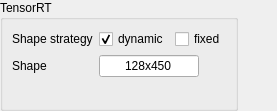
The window that ui/designer/ui_tensorrt_widget.ui (herlegon/hconvert) describes before a commit, drawn with Qt 5.
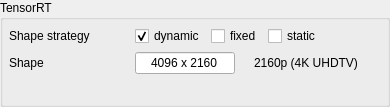
The same window after the commit.

Patch:
```diff
--- a/ui/designer/ui_tensorrt_widget.ui
+++ b/ui/designer/ui_tensorrt_widget.ui
@@ -6,8 +6,8 @@
    <rect>
     <x>0</x>
     <y>0</y>
-    <width>277</width>
-    <height>111</height>
+    <width>390</width>
+    <height>107</height>
    </rect>
   </property>
   <property name="windowTitle">
@@ -31,20 +31,32 @@
    </property>
    <item>
     <widget class="QGroupBox" name="groupbox_tensorrt_model">
-     <property name="sizePolicy">
-      <sizepolicy hsizetype="Maximum" vsizetype="Preferred">
-       <horstretch>0</horstretch>
-       <verstretch>0</verstretch>
-      </sizepolicy>
-     </property>
      <property name="title">
       <string>TensorRT</string>
      </property>
      <layout class="QVBoxLayout" name="verticalLayout_6">
+      <property name="leftMargin">
+       <number>6</number>
+      </property>
+      <property name="topMargin">
+       <number>6</number>
+      </property>
+      <property name="rightMargin">
+       <number>6</number>
+      </property>
+      <property name="bottomMargin">
+       <number>6</number>
+      </property>
       <item>
        <layout class="QFormLayout" name="formLayout">
         <item row="0" column="0">
          <widget class="QLabel" name="label_30">
+          <property name="minimumSize">
+           <size>
+            <width>120</width>
+            <height>0</height>
+           </size>
+          </property>
           <property name="text">
            <string>Shape strategy</string>
           </property>
@@ -72,7 +84,7 @@
            </widget>
           </item>
           <item>
-           <widget class="QCheckBox" name="checkbox_static">
+           <widget class="QCheckBox" name="checkbox_static_2">
             <property name="enabled">
              <bool>true</bool>
             </property>
@@ -87,6 +99,38 @@
             </property>
            </widget>
           </item>
+          <item alignment="Qt::AlignmentFlag::AlignLeft">
+           <widget class="QCheckBox" name="checkbox_static">
+            <property name="enabled">
+             <bool>true</bool>
+            </property>
+            <property name="sizePolicy">
+             <sizepolicy hsizetype="Maximum" vsizetype="Fixed">
+              <horstretch>0</horstretch>
+              <verstretch>0</verstretch>
+             </sizepolicy>
+            </property>
+            <property name="text">
+             <string>static</string>
+            </property>
+           </widget>
+          </item>
+          <item>
+           <spacer name="horizontalSpacer_7">
+            <property name="orientation">
+             <enum>Qt::Orientation::Horizontal</enum>
+            </property>
+            <property name="sizeType">
+             <enum>QSizePolicy::Policy::MinimumExpanding</enum>
+            </property>
+            <property name="sizeHint" stdset="0">
+             <size>
+              <width>10</width>
+              <height>20</height>
+             </size>
+            </property>
+           </spacer>
+          </item>
          </layout>
         </item>
         <item row="1" column="0">
@@ -97,9 +141,11 @@
          </widget>
         </item>
         <item row="1" column="1">
+         <layout class="QHBoxLayout" name="layout_resolution_r">
+          <item>
          <widget class="QLineEdit" name="lineedit_shape">
           <property name="sizePolicy">
-           <sizepolicy hsizetype="Maximum" vsizetype="Fixed">
+             <sizepolicy hsizetype="Fixed" vsizetype="Fixed">
             <horstretch>0</horstretch>
             <verstretch>0</verstretch>
            </sizepolicy>
@@ -111,12 +157,49 @@
            </size>
           </property>
           <property name="text">
-           <string>128x450</string>
+             <string>4096 x 2160</string>
           </property>
           <property name="alignment">
            <set>Qt::AlignmentFlag::AlignCenter</set>
           </property>
          </widget>
+          </item>
+          <item>
+           <widget class="QLabel" name="label_resolution">
+            <property name="minimumSize">
+             <size>
+              <width>130</width>
+              <height>0</height>
+             </size>
+            </property>
+            <property name="maximumSize">
+             <size>
+              <width>150</width>
+              <height>16777215</height>
+             </size>
+            </property>
+            <property name="text">
+             <string>2160p (4K UHDTV)</string>
+            </property>
+            <property name="alignment">
+             <set>Qt::AlignmentFlag::AlignCenter</set>
+            </property>
+           </widget>
+          </item>
+          <item>
+           <spacer name="horizontalSpacer_9">
+            <property name="orientation">
+             <enum>Qt::Orientation::Horizontal</enum>
+            </property>
+            <property name="sizeHint" stdset="0">
+             <size>
+              <width>0</width>
+              <height>20</height>
+             </size>
+            </property>
+           </spacer>
+          </item>
+         </layout>
         </item>
        </layout>
       </item>
```
Left out of the diff: 4 changed lines with no effect on the pictures. Lines whose indentation alone changed are shown as unchanged.
